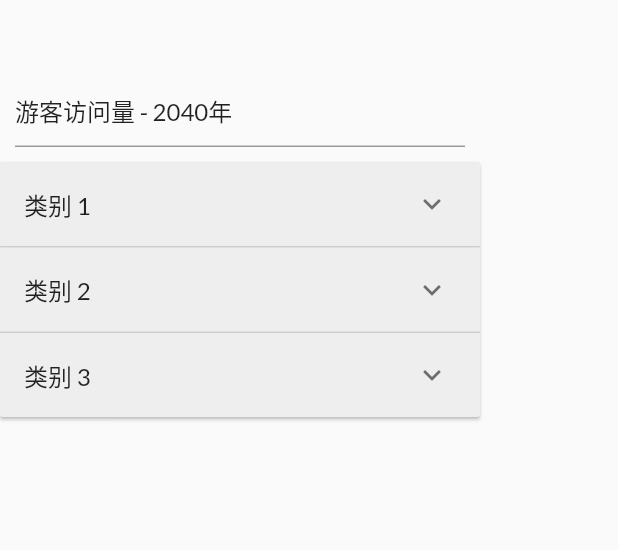
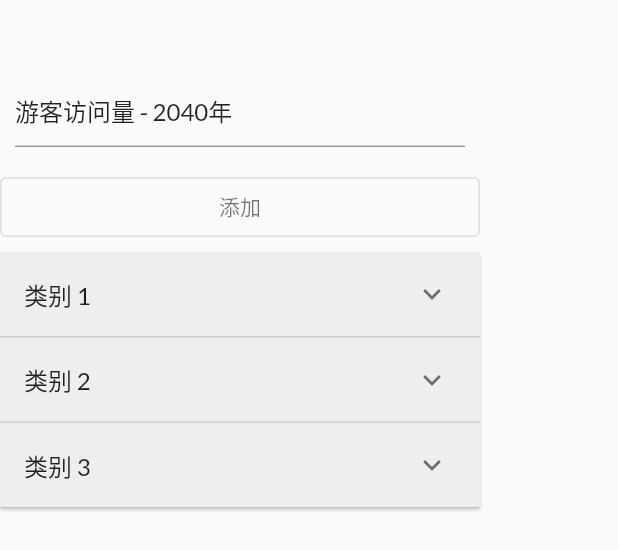
Before and after one commit to xrr2016/flutter-effect-generator, a Flutter app: the ChartsInput widget shown alone on an empty page, opened directly with empty values, on a phone screen of 412 x 824 dp. Shown: the top 550 px of the screen. Run offline on Flutter 3.47's test engine with Material 2 defaults, Android fonts, the phone set to English and light mode, and no system bars; our stand-ins replace flutter_highlight, from_css_color, google_fonts, screenshot; missing offline and left inert: universal_html; generated files the repository leaves out were written again.

Commit message:
feat(charts): add data list

```diff
--- a/lib/src/charts/charts_controller.dart
+++ b/lib/src/charts/charts_controller.dart
@@ -123,7 +123,11 @@ class ChartsController extends ChangeNotifier {
   List<List<DataItem>> datas = [_datas1, _datas2, _datas3];
 
   addDataList() {
-    datas.add([DataItem(name: '11', value: 100)]);
+    List<DataItem> list = List.generate(datas[0].length, (index) {
+      return DataItem(name: datas[0][index].name, value: datas[0][index].value);
+    });
+
+    datas.add(list);
     notifyListeners();
   }
 
--- a/lib/src/charts/charts_input.dart
+++ b/lib/src/charts/charts_input.dart
@@ -249,6 +249,23 @@ class _ChartsInputState extends State<ChartsInput> {
               },
             ),
           ),
+          Container(
+            width: double.infinity,
+            height: 40.0,
+            margin: EdgeInsets.symmetric(vertical: 10.0),
+            child: OutlinedButton(
+              style: ButtonStyle(),
+              onPressed: () {
+                widget.controller.addDataList();
+                _data = _generateItems(_datas.length);
+                setState(() {});
+              },
+              child: Text(
+                '添加',
+                style: TextStyle(color: Colors.black54),
+              ),
+            ),
+          ),
           Expanded(
             child: ListView(
               controller: ScrollController(
```
